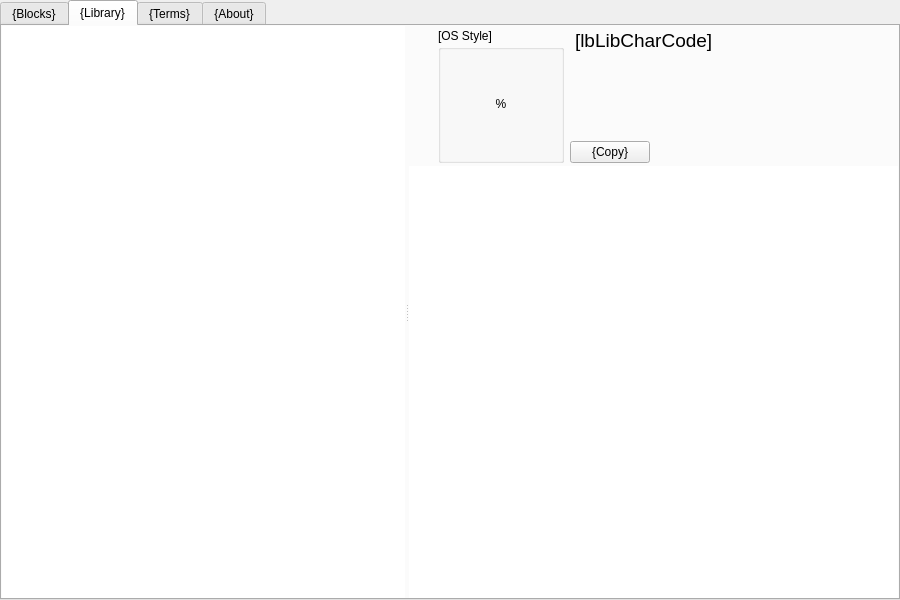
Qt form Unicodia/FmMain.ui (Mercury13/unicodia) before a commit.
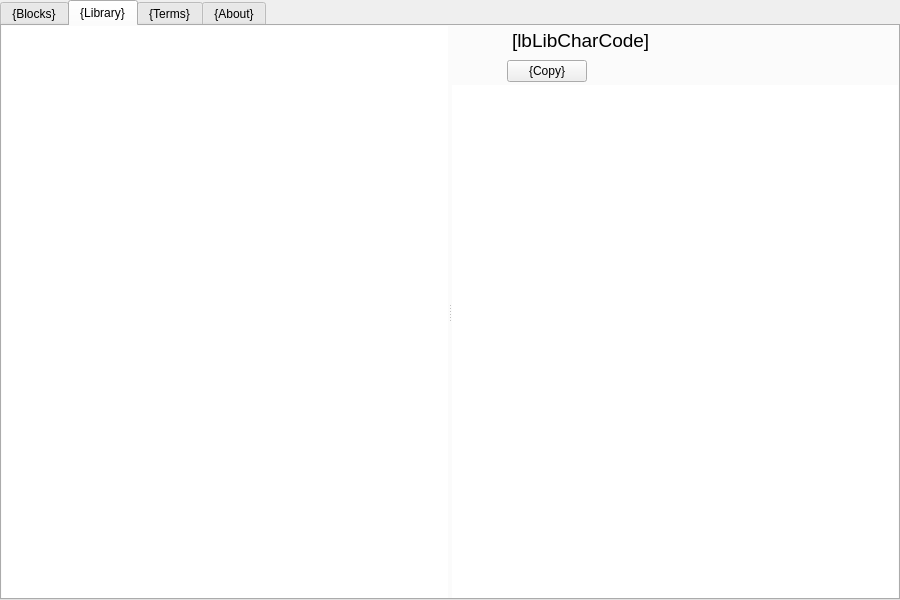
The same form after that commit. The open tabs and pages were chosen to show the change. Icons and pictures are not drawn. Custom widgets are drawn as their Qt base class.

The edit to the form file:
```diff
--- a/Unicodia/FmMain.ui
+++ b/Unicodia/FmMain.ui
@@ -510,55 +510,14 @@
                 </widget>
                </item>
                <item>
-                <layout class="QVBoxLayout" name="layOs_2" stretch="0,1">
-                 <property name="spacing">
-                  <number>1</number>
+                <widget class="WiOsStyle" name="wiLibOs" native="true">
+                 <property name="minimumSize">
+                  <size>
+                   <width>20</width>
+                   <height>0</height>
+                  </size>
                  </property>
-                 <item>
-                  <widget class="QLabel" name="lbLibOsTitle">
-                   <property name="text">
-                    <string notr="true">[OS Style]</string>
-                   </property>
-                  </widget>
-                 </item>
-                 <item>
-                  <widget class="QGroupBox" name="grpOs_2">
-                   <layout class="QHBoxLayout" name="horizontalLayout_11">
-                    <property name="spacing">
-                     <number>0</number>
-                    </property>
-                    <property name="leftMargin">
-                     <number>0</number>
-                    </property>
-                    <property name="topMargin">
-                     <number>0</number>
-                    </property>
-                    <property name="rightMargin">
-                     <number>0</number>
-                    </property>
-                    <property name="bottomMargin">
-                     <number>2</number>
-                    </property>
-                    <item>
-                     <widget class="QLabel" name="lbLibOs">
-                      <property name="minimumSize">
-                       <size>
-                        <width>120</width>
-                        <height>108</height>
-                       </size>
-                      </property>
-                      <property name="text">
-                       <string notr="true">%</string>
-                      </property>
-                      <property name="alignment">
-                       <set>Qt::AlignCenter</set>
-                      </property>
-                     </widget>
-                    </item>
-                   </layout>
-                  </widget>
-                 </item>
-                </layout>
+                </widget>
                </item>
                <item>
                 <widget class="QWidget" name="widget_4" native="true">
```
Left out of the diff: 2 changed lines with no effect on the pictures.
